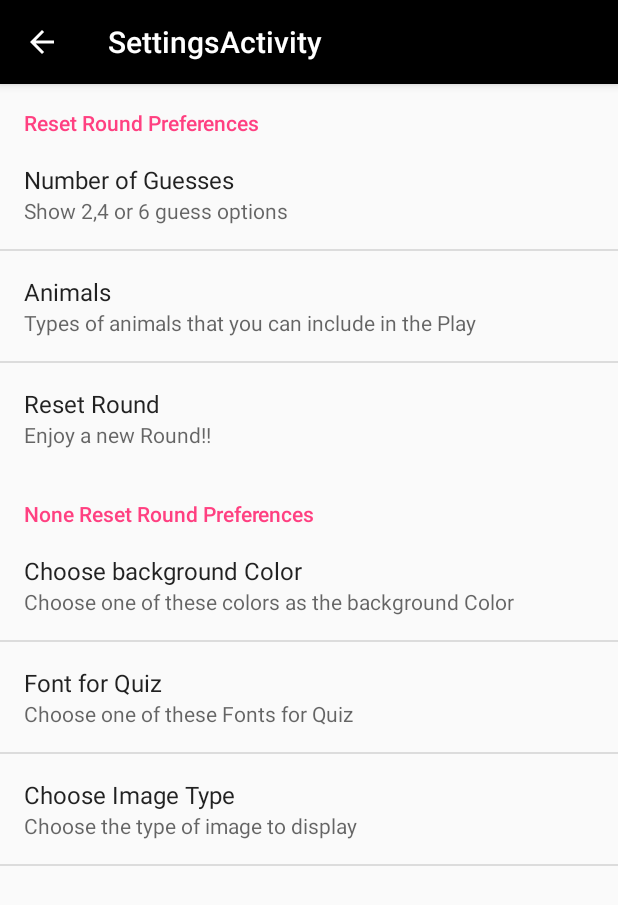
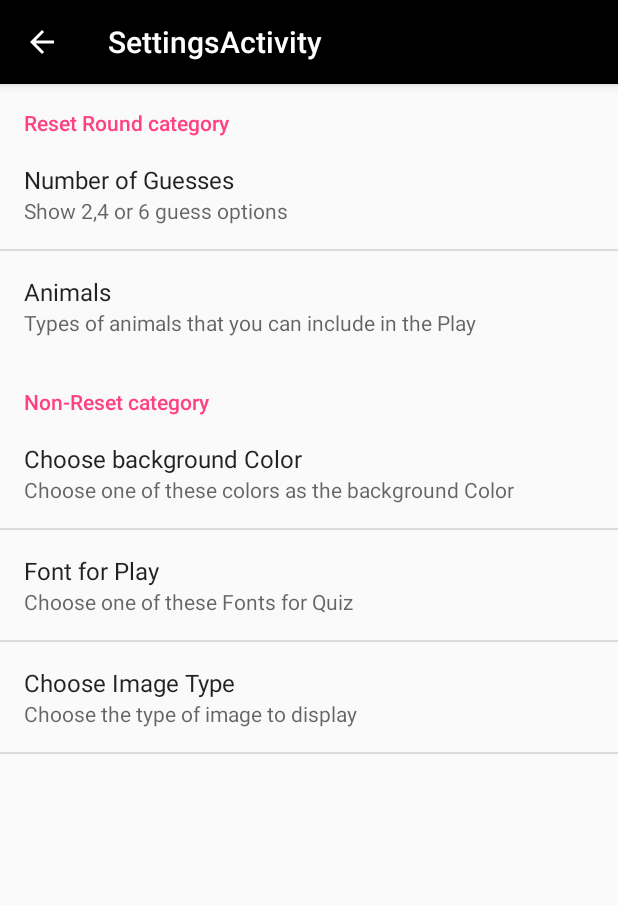
Before and after one commit to Elad73/AnimalsPlay, an Android app: the screen it shows after launch (SettingsActivity), after a tap on "Settings", on a phone screen of 412 x 824 dp. Shown: the top 905 px of the screen. Run offline under Robolectric (Android 15) with nearby library versions, the phone set to English and light mode, and no system bars; our stand-ins replace Firebase (no records; nobody signed in at launch, a user with empty details on screens opened directly); 12 statements that could not run were skipped.

Commit message:
Reverting to STATIC preferences screen

```diff
--- a/app/src/main/java/com/playz/moondragon/animalplay/MainActivity.java
+++ b/app/src/main/java/com/playz/moondragon/animalplay/MainActivity.java
@@ -6,7 +6,10 @@ import android.content.SharedPreferences;
 import android.graphics.Typeface;
 import android.os.Bundle;
 import android.preference.ListPreference;
+import android.preference.MultiSelectListPreference;
+import android.preference.Preference;
 import android.preference.PreferenceManager;
+import android.preference.PreferenceScreen;
 import android.support.v7.app.AppCompatActivity;
 import android.support.v7.widget.Toolbar;
 import android.util.Log;
@@ -24,17 +27,13 @@ import com.playz.moondragon.animalplay.Model.QuizData;
 
 import java.util.Collections;
 import java.util.HashSet;
+import java.util.Map;
 import java.util.Set;
+
+import static java.lang.Boolean.TRUE;
 
 public class MainActivity extends AppCompatActivity {
 
-
-    /*public static final String GUESSES = "NumberOfGuesses";
-    public static final String ANIMALS_TYPES = "settings_animalsType";
-    public static final String PLAY_BACKGROUND_COLOR = "settings_quizBackgroundColor";
-    public static final String PLAY_FONT = "settings_quizFont";
-    public static final String IMAGES_TYPES = "settings_imagesType";
-    public static final String RESET_ROUND = "settings_reset_round";*/
 
     public static final String GUESSES = "NumberOfGuesses";
     public static final String ANIMALS_TYPES = "AnimalsType";
@@ -42,7 +41,6 @@ public class MainActivity extends AppCompatActivity {
     public static final String PLAY_FONT = "PlayFont";
     public static final String IMAGES_TYPES = "ImagesType";
     public static final String RESET_ROUND = "ResetRound";
-
 
     private boolean isSettingsChanged = false;
 
@@ -54,6 +52,8 @@ public class MainActivity extends AppCompatActivity {
     private MainActivityFragment myAnimalQuizFragment;
     private FirebaseDatabase fbDB;
     private DatabaseReference dbRef;
+
+    public static PreferenceScreen settings = null;
 
     @Override
     protected void onCreate(Bundle savedInstanceState) {
@@ -71,8 +71,11 @@ public class MainActivity extends AppCompatActivity {
         emilysCandyRegular = Typeface.createFromAsset(getAssets(), "fonts/EmilysCandy-Regular.ttf");
         loveLetters = Typeface.createFromAsset(getAssets(), "fonts/Love Letters.ttf");
 
-        //PreferenceManager.setDefaultValues(MainActivity.this, R.xml.preferences, false);
-        setSharedPreferencesDefaultValues();
+        //This is an attempt to load and build settings screen from database
+        //loadSettings();
+        //setSharedPreferencesDefaultValues();
+
+        PreferenceManager.setDefaultValues(MainActivity.this, R.xml.preferences, false);
         PreferenceManager.getDefaultSharedPreferences(MainActivity.this).registerOnSharedPreferenceChangeListener(settingsChangeListener);
 
         QuizData.getInstance().initializePlay(getAssets());
@@ -103,27 +106,6 @@ public class MainActivity extends AppCompatActivity {
         return super.onOptionsItemSelected(item);
     }
 
-    private void setSharedPreferencesDefaultValues() {
-        Log.d("AnimalPlay", "MainActivity/setSharedPreferencesDefaultValues: entered setSharedPreferencesDefaultValues");
-        SharedPreferences sharedPreference = PreferenceManager.getDefaultSharedPreferences(MainActivity.this);
-
-        SharedPreferences.Editor editor = sharedPreference.edit();
-
-
-        editor.putString(GUESSES, "2");
-        Set<String> animalTypes = new HashSet<>();
-        for(CharSequence cs :  getResources().getTextArray(R.array.type_of_animal_values)) {
-            if (!animalTypes.add(cs.toString())) {
-                Log.e("AnimalPlay", "MainActivity/setSharedPreferencesDefaultValues: on animalTypes default value, found duplication -  " + cs.toString());
-            }
-        }
-        editor.putStringSet(ANIMALS_TYPES, animalTypes);
-
-        editor.putString(PLAY_BACKGROUND_COLOR, getResources().getString(R.string.default_color_black));
-        editor.putString(PLAY_FONT, getResources().getString(R.string.default_font));
-        editor.putString(IMAGES_TYPES, getResources().getString(R.string.default_image_type));
-        editor.apply();
-    }
 
     private SharedPreferences.OnSharedPreferenceChangeListener settingsChangeListener = new SharedPreferences.OnSharedPreferenceChangeListener() {
 
@@ -141,7 +123,7 @@ public class MainActivity extends AppCompatActivity {
 
                     if (animalTypes != null && animalTypes.size() > 0) {
                         myAnimalQuizFragment.resetRound(sharedPreferences);
-                    }else {
+                    } else {
                         SharedPreferences.Editor editor = sharedPreferences.edit();
                         animalTypes.add(getString(R.string.default_animal_type));
                         editor.putStringSet(ANIMALS_TYPES, animalTypes);
@@ -165,24 +147,68 @@ public class MainActivity extends AppCompatActivity {
         }
     };
 
-    private void loadPreferences() {
 
-        Log.d("AnimalPlay", "MainActivity/loadPreferences: entered loadPreferences");
-        fbDB.getReference("Settings").child(GUESSES).addValueEventListener(new ValueEventListener() {
+
+   /* private void setSharedPreferencesDefaultValues() {
+        Log.d("AnimalPlay", "MainActivity/setSharedPreferencesDefaultValues: entered setSharedPreferencesDefaultValues");
+        SharedPreferences sharedPreference = PreferenceManager.getDefaultSharedPreferences(MainActivity.this);
+
+        SharedPreferences.Editor editor = sharedPreference.edit();
+
+
+        editor.putString(GUESSES, "2");
+        Set<String> animalTypes = new HashSet<>();
+        for(CharSequence cs :  getResources().getTextArray(R.array.type_of_animal_values)) {
+            if (!animalTypes.add(cs.toString())) {
+                Log.e("AnimalPlay", "MainActivity/setSharedPreferencesDefaultValues: on animalTypes default value, found duplication -  " + cs.toString());
+            }
+        }
+        editor.putStringSet(ANIMALS_TYPES, animalTypes);
+
+        editor.putString(PLAY_BACKGROUND_COLOR, getResources().getString(R.string.default_color_black));
+        editor.putString(PLAY_FONT, getResources().getString(R.string.default_font));
+        editor.putString(IMAGES_TYPES, getResources().getString(R.string.default_image_type));
+        editor.apply();
+    }
+    private void loadSettings() {
+
+        Log.d("AnimalPlay", "MainActivity/loadSettings: entered loadSettings");
+        DatabaseReference settings = fbDB.getReference("Settings");
+        settings.addValueEventListener(new ValueEventListener() {
             @Override
             public void onDataChange(DataSnapshot dataSnapshot) {
+                //Get all of the child elements of "Settings"
+                loadSettingsElements((Map<String, Object>) dataSnapshot.getValue());
 
+            }
+
+            @Override
+            public void onCancelled(DatabaseError databaseError) {
+
+            }
+        });
+    }
+    private void loadSettingsElements(Map<String, Object> settings) {
+        Log.d("AnimalPlay", "MainActivity/loadSettingsElements(Map<String, Object> settingsElements: entered loadSettingsElements value-" + settings.toString());
+
+        for(Map.Entry<String,Object> childEntry : settings.entrySet()) {
+            Map child = (Map)childEntry.getValue();
+            Preference settingsElement = loadSettingsElement(child, MainActivity.this);
+            addElementToSettings(settingsElement);
+        }
+    }
+    private void firstAttempt() {
         SharedPreferences sPref = MainActivity.this.getPreferences(Context.MODE_PRIVATE);
         SharedPreferences.Editor editor = sPref.edit();
 
-                Log.d("AnimalPlay", "MainActivity/loadPreferences: entered onDataChange");
+        Log.d("AnimalPlay", "MainActivity/loadSettings: entered onDataChange");
         //String defValue, entries, entryValues, Persistant, summary, title;
         //Preference pref = new Preference(MainActivity.this);
         PreferenceCategory prefCategory = new PreferenceCategory();
-                Log.d("AnimalPlay", "MainActivity/loadPreferences: dataSnapshot-" + dataSnapshot.getValue() );
+        Log.d("AnimalPlay", "MainActivity/loadSettings: dataSnapshot-" + dataSnapshot.getValue() );
         prefCategory = dataSnapshot.getValue(PreferenceCategory.class);
         //pref.setDefaultValue(dataSnapshot.getValue(Preference.class));
-                Log.d("AnimalPlay", "MainActivity/loadPreferences: pref-" + prefCategory);
+        Log.d("AnimalPlay", "MainActivity/loadSettings: pref-" + prefCategory);
         editor.putString(GUESSES, prefCategory.getTitle());
         editor.putString(GUESSES, prefCategory.getSummary());
         editor.putLong(GUESSES, prefCategory.getDefaultValue());
@@ -192,7 +218,7 @@ public class MainActivity extends AppCompatActivity {
         editor.apply();
         //editor.commit();
 
-                Log.d("AnimalPlay", "MainActivity/loadPreferences: editor committed");
+        Log.d("AnimalPlay", "MainActivity/loadSettings: editor committed");
 
 
         ListPreference lsPref = new ListPreference(MainActivity.this);
@@ -206,15 +232,45 @@ public class MainActivity extends AppCompatActivity {
         lsPref.setTitle(prefCategory.getTitle());
         lsPref.setSummary(prefCategory.getSummary());
 
-                Log.d("AnimalPlay", "MainActivity/loadPreferences:  lsPref.getValue()-" +  lsPref.getValue());
+        Log.d("AnimalPlay", "MainActivity/loadSettings:  lsPref.getValue()-" +  lsPref.getValue());
         //lsPref.getValue()
 
     }
+    private void addElementToSettings(Preference settingsElement) {
+        if (settings != null) {
+            SharedPreferences sPref = MainActivity.this.getPreferences(Context.MODE_PRIVATE);
+            SharedPreferences.Editor editor = sPref.edit();
+            editor.putLong(settingsElement.getKey(), settingsElement.getDefaultValue());
 
-            @Override
-            public void onCancelled(DatabaseError databaseError) {
 
         }
-        });
     }
+    private Preference loadSettingsElement(Map child, Context context) {
+        Preference element = null;
+        String[] entries, entryValues;
+
+        switch( (String)child.get("elementType")) {
+            case "MultiSelectListPreference":
+                element = new MultiSelectListPreference(context);
+                entries = ((String)child.get("entries")).split(",");
+                ((MultiSelectListPreference)element).setEntries( entries);
+                entryValues = ((String)child.get("entryValues")).split(",");
+                ((MultiSelectListPreference)element).setEntryValues(entryValues);
+                break;
+            case "ListPreference":
+                element = new ListPreference(context);
+                entries = ((String)child.get("entries")).split(",");
+                ((ListPreference)element).setEntries( entries);
+                entryValues = ((String)child.get("entryValues")).split(",");
+                ((ListPreference)element).setEntryValues(entryValues);
+                break;
         }
+
+        element.setPersistent(Boolean.parseBoolean((String)child.get("persistent")));
+        element.setTitle((String)child.get("title"));
+        element.setSummary((String)child.get("summary"));
+        element.setDefaultValue(child.get("defaultValue"));
+        return element;
+    }
+   */
+}
--- a/app/src/main/java/com/playz/moondragon/animalplay/SettingsActivityFragment.java
+++ b/app/src/main/java/com/playz/moondragon/animalplay/SettingsActivityFragment.java
@@ -20,12 +20,12 @@ import java.util.Set;
  */
 public class SettingsActivityFragment extends PreferenceFragment {
 
-    public static final String GUESSES = "NumberOfGuesses";
+    /*public static final String GUESSES = "NumberOfGuesses";
     public static final String ANIMALS_TYPES = "AnimalsType";
     public static final String PLAY_BACKGROUND_COLOR = "PlayBackgroundColor";
     public static final String PLAY_FONT = "PlayFont";
     public static final String IMAGES_TYPES = "ImagesType";
-    public static final String RESET_ROUND = "ResetRound";
+    public static final String RESET_ROUND = "ResetRound";*/
 
     private MainActivityFragment myAnimalQuizFragment;
 
@@ -34,11 +34,12 @@ public class SettingsActivityFragment extends PreferenceFragment {
         Log.d("AnimalPlay", "SettingsActivityFragment/onCreate: entered onCreate");
         super.onCreate(savedInstanceState);
 
-        //addPreferencesFromResource(R.xml.preferences);
-        this.setPreferenceScreen(createPreferenceHierarchy());
+        addPreferencesFromResource(R.xml.preferences);
+        //this.setPreferenceScreen(createPreferenceHierarchy());
 
     }
 
+    /*
     public PreferenceScreen createPreferenceHierarchy() {
 
         PreferenceScreen root = getPreferenceManager().createPreferenceScreen(getActivity());
@@ -50,7 +51,7 @@ public class SettingsActivityFragment extends PreferenceFragment {
 
         ListPreference lsNumOfGuesses = new ListPreference(getActivity());
         lsNumOfGuesses.setKey(GUESSES);
-        lsNumOfGuesses.setTitle(getResources().getString(R.string.number_of_guesses_title));
+        lsNumOfGuesses.setTitle( getResources().getString(R.string.number_of_guesses_title));
         lsNumOfGuesses.setSummary(getResources().getString(R.string.number_of_guesses_description));
         lsNumOfGuesses.setDialogTitle(getResources().getString(R.string.number_of_guesses_dialog_title));
         lsNumOfGuesses.setEntries(getResources().getTextArray(R.array.number_of_guesses_list));
@@ -130,5 +131,6 @@ public class SettingsActivityFragment extends PreferenceFragment {
 
         return root;
     }
+    */
 
 }
--- a/app/src/main/res/values/strings.xml
+++ b/app/src/main/res/values/strings.xml
@@ -10,7 +10,7 @@
     <string name="choose_background_color">Choose background Color</string>
     <string name="choose_color_description">Choose one of these colors as the background Color</string>
     <string name="default_color_black">Black</string>
-    <string name="choose_font">Font for Quiz</string>
+    <string name="choose_font">Font for Play</string>
     <string name="choose_font_description">Choose one of these Fonts for Quiz</string>
     <string name="default_font">EmilysCandy-Regular.ttf</string>
     <string name="title_activity_settings">SettingsActivity</string>
@@ -21,8 +21,8 @@
     <!--<string name="result_string_value">%1$d number of guesses, and %2$.02f%% correct</string>-->
     <string name="reset_animal_play">RESET THE ANIMAL PLAY</string>
     <string name="wrong_answer_message">No</string>
-    <string name="default_animal_type">Wild_Animals</string>
-    <string name="default_animalType_toast_message">One Type of Animals must be selected. The Default Value is Wild Animals</string>
+    <string name="default_animal_type">Mammals</string>
+    <string name="default_animalType_toast_message">One Type of Animals must be selected. The Default Value is Mammals.</string>
     <string name="setting_Changed_toast_message">New Changes were Applied</string>
     <string name="summary_dialog_title">Congratulations!!!</string>
     <string name="animal_image_content_desc">Animal Image</string>
--- a/app/src/main/res/xml/preferences.xml
+++ b/app/src/main/res/xml/preferences.xml
@@ -1,7 +1,8 @@
 <?xml version="1.0" encoding="utf-8"?>
 <PreferenceScreen xmlns:android="http://schemas.android.com/apk/res/android">
-<!--
 
+    <PreferenceCategory
+        android:title="Reset Round category">
             <ListPreference
                 android:entries="@array/number_of_guesses_list"
                 android:entryValues="@array/number_of_guesses_list"
@@ -21,7 +22,18 @@
                 android:persistent="true"
                 android:defaultValue="@array/type_of_animal_values">
             </MultiSelectListPreference>
-
+            <!--
+            <Preference
+                android:selectable="true"
+                android:key="settings_reset_round"
+                android:title="@string/reset_round"
+                android:defaultValue="0"
+                android:summary="@string/reset_round_description">
+            </Preference>
+            -->
+    </PreferenceCategory>
+    <PreferenceCategory
+        android:title="Non-Reset category">
         <ListPreference
             android:entries="@array/colors"
             android:entryValues="@array/colors"
@@ -51,16 +63,8 @@
             android:persistent="true"
             android:defaultValue="@string/default_image_type">
         </ListPreference>
--->
+    </PreferenceCategory>
 
-<!--
-    <Preference
-        android:selectable="true"
-        android:key="settings_reset_round"
-        android:title="@string/reset_round"
-        android:defaultValue="0"
-        android:summary="@string/reset_round_description">
-    </Preference>
--->
+
 
 </PreferenceScreen>
```
Lines whose indentation alone changed are shown as unchanged.
